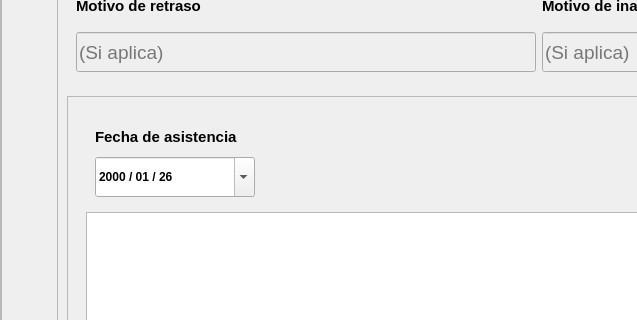
This is recursos_graficos_y_logicos/elementos_graficos_ui/pantalla_vista_general_asistencia_empleados.ui in Enmanuel-86/TELA-APP as Qt 5 draws it before an edit; both pictures show x 0 to 637 and y 293 to 613 of the 1109 by 997 pixel window. The edited form follows.
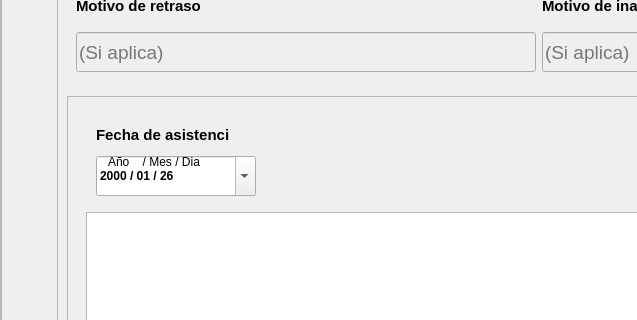
This is the edited form. Icons and pictures are not drawn.

Commit message: se agrega un label para indicar el formato de la fecha

```diff
--- a/recursos_graficos_y_logicos/elementos_graficos_ui/pantalla_vista_general_asistencia_empleados.ui
+++ b/recursos_graficos_y_logicos/elementos_graficos_ui/pantalla_vista_general_asistencia_empleados.ui
@@ -1098,9 +1098,28 @@
                       </property>
                       <layout class="QHBoxLayout" name="horizontalLayout">
                        <item>
-                        <layout class="QVBoxLayout" name="verticalLayout_3">
-                         <item>
+                        <widget class="QFrame" name="">
+                         <property name="minimumSize">
+                          <size>
+                           <width>162</width>
+                           <height>73</height>
+                          </size>
+                         </property>
+                         <property name="maximumSize">
+                          <size>
+                           <width>162</width>
+                           <height>73</height>
+                          </size>
+                         </property>
                           <widget class="QLabel" name="label_filtro_fecha_asistencia">
+                          <property name="geometry">
+                           <rect>
+                            <x>1</x>
+                            <y>1</y>
+                            <width>133</width>
+                            <height>20</height>
+                           </rect>
+                          </property>
                            <property name="minimumSize">
                             <size>
                              <width>0</width>
@@ -1135,12 +1154,18 @@
                             <string>titulo_form</string>
                            </property>
                           </widget>
-                         </item>
-                         <item>
                           <widget class="QDateEdit" name="dateedit_filtro_fecha_asistencia">
                            <property name="enabled">
                             <bool>true</bool>
                            </property>
+                          <property name="geometry">
+                           <rect>
+                            <x>1</x>
+                            <y>32</y>
+                            <width>160</width>
+                            <height>40</height>
+                           </rect>
+                          </property>
                            <property name="minimumSize">
                             <size>
                              <width>160</width>
@@ -1208,8 +1233,26 @@
                             </date>
                            </property>
                           </widget>
-                         </item>
-                        </layout>
+                         <widget class="QLabel" name="label_6">
+                          <property name="geometry">
+                           <rect>
+                            <x>13</x>
+                            <y>30</y>
+                            <width>101</width>
+                            <height>16</height>
+                           </rect>
+                          </property>
+                          <property name="styleSheet">
+                           <string notr="true"/>
+                          </property>
+                          <property name="text">
+                           <string>Año    / Mes / Dia</string>
+                          </property>
+                          <property name="tipo" stdset="0">
+                           <string>titulo_qdateedit</string>
+                          </property>
+                         </widget>
+                        </widget>
                        </item>
                        <item>
                         <spacer name="horizontalSpacer_8">
```
Lines whose indentation alone changed are shown as unchanged. The commit also changes 3 other files.
